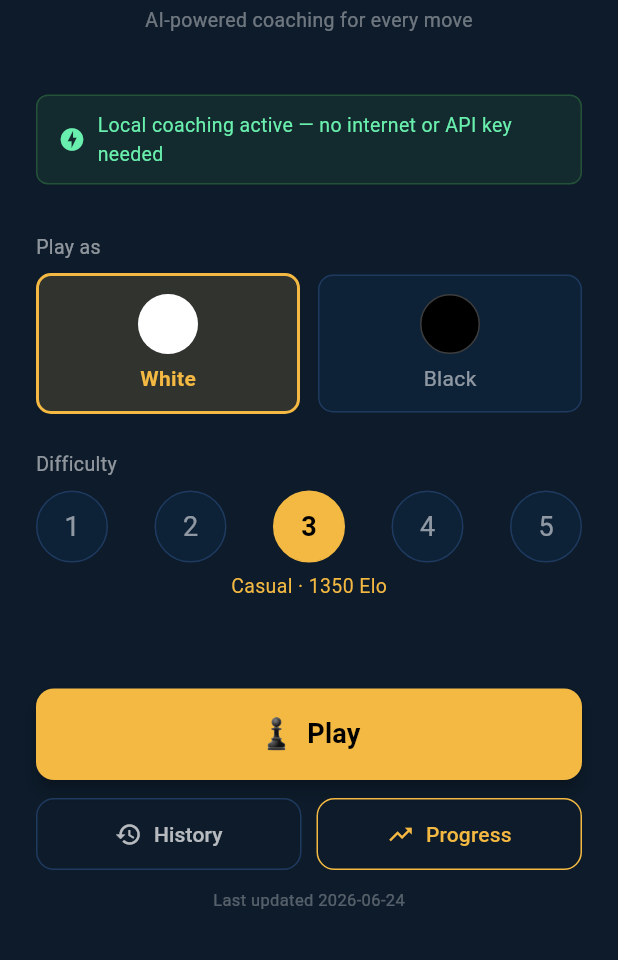
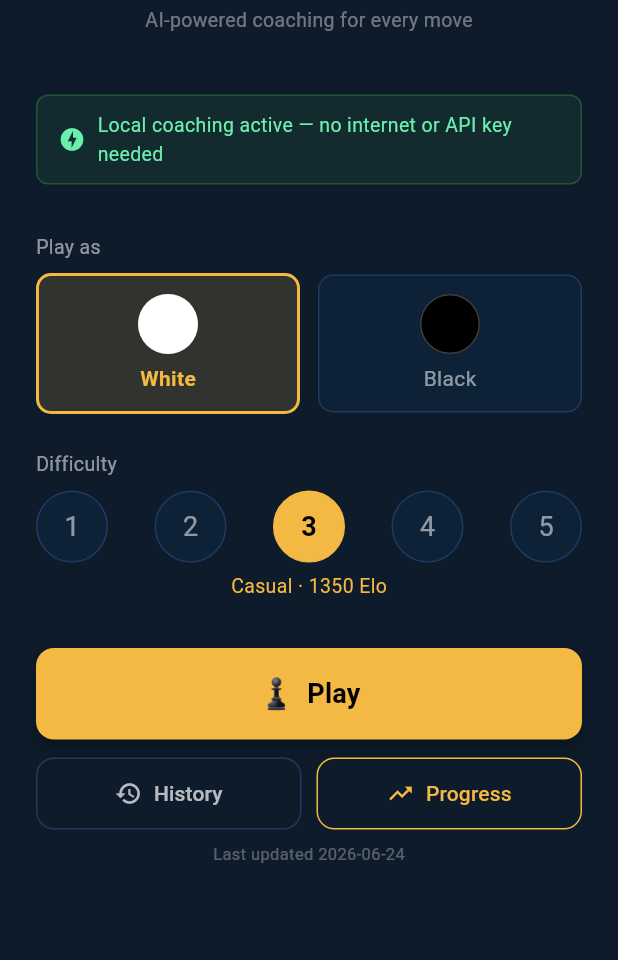
Before and after one commit to e1isev/CHESSAI, a Flutter app: the screen it shows after launch, on a phone screen of 412 x 824 dp, the part 276-1236 px from its top. Run offline on Flutter 3.47's test engine with Material 3 defaults, Android fonts, the phone set to English and light mode, and no system bars; our stand-ins replace flutter_dotenv, flutter_riverpod, sqflite; missing offline and left inert: chess, stockfish_chess_engine; accounts and stored records are empty; key blocks and very long unbroken strings in the code were emptied for the run.

Commit message:
Fix home screen bottom overflow
Wrap the home screen body in a SingleChildScrollView and replace the
Spacer with a fixed gap, so it scrolls instead of overflowing on
shorter screens regardless of future content added below the fold.

```diff
--- a/lib/screens/home_screen.dart
+++ b/lib/screens/home_screen.dart
@@ -23,7 +23,7 @@ class _HomeScreenState extends ConsumerState<HomeScreen> {
     return Scaffold(
       backgroundColor: const Color(0xFF0D1B2A),
       body: SafeArea(
-        child: Padding(
+        child: SingleChildScrollView(
           padding: const EdgeInsets.all(24),
           child: Column(
             children: [
@@ -69,7 +69,7 @@ class _HomeScreenState extends ConsumerState<HomeScreen> {
                 eloFor: ref.watch(stockfishServiceProvider).eloFor,
               ),
 
-              const Spacer(),
+              const SizedBox(height: 32),
 
               // Play button
               SizedBox(
@@ -132,12 +132,11 @@ class _HomeScreenState extends ConsumerState<HomeScreen> {
                 ],
               ),
 
-              const SizedBox(height: 12),
+              const SizedBox(height: 8),
               Text(
                 'Last updated $kAppLastUpdated',
                 style: TextStyle(color: Colors.white.withValues(alpha: 0.3), fontSize: 11),
               ),
-              const SizedBox(height: 8),
             ],
           ),
         ),
```
